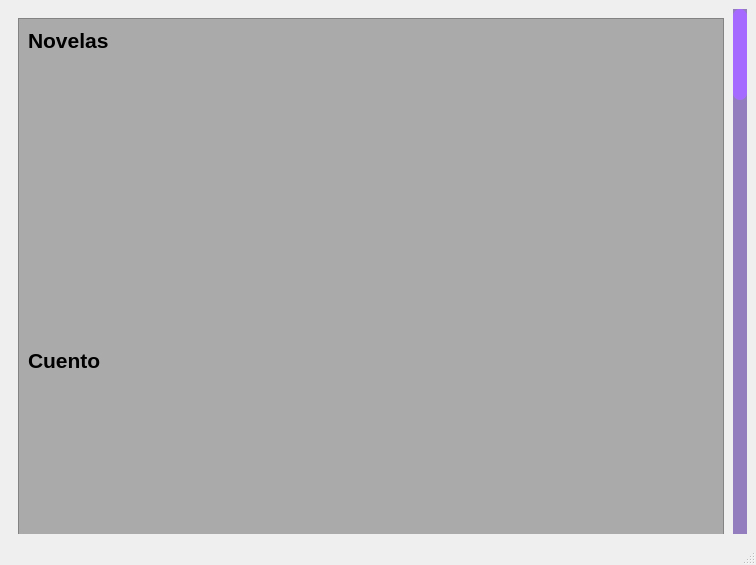
This is BIBLIOTECA_PROY/assets/aver.ui in mixano611/PROYECTO_PRG_POO_PY as Qt 5 draws it before an edit. The edited form follows.
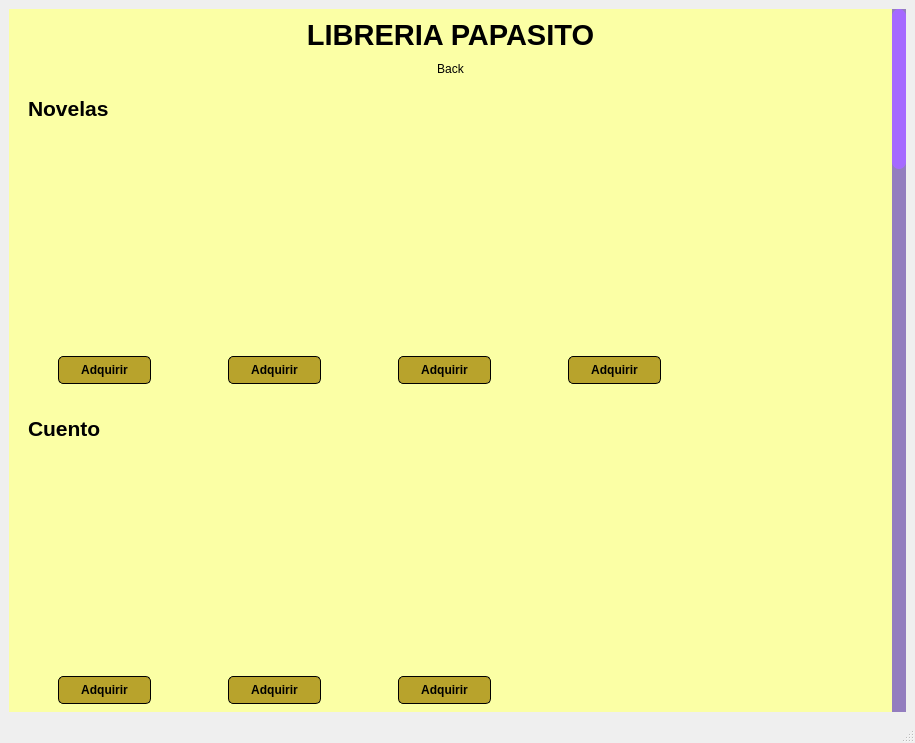
This is the edited form. Icons and pictures are not drawn.

What changed in the file:
```diff
--- a/BIBLIOTECA_PROY/assets/aver.ui
+++ b/BIBLIOTECA_PROY/assets/aver.ui
@@ -6,8 +6,8 @@
    <rect>
     <x>0</x>
     <y>0</y>
-    <width>756</width>
-    <height>565</height>
+    <width>915</width>
+    <height>743</height>
    </rect>
   </property>
   <property name="windowTitle">
@@ -73,7 +73,9 @@
     <item>
      <widget class="QScrollArea" name="scrollArea">
       <property name="styleSheet">
-       <string notr="true"/>
+       <string notr="true">background-color:rgb(251, 255, 165);
+
+</string>
       </property>
       <property name="frameShape">
        <enum>QFrame::NoFrame</enum>
@@ -89,11 +91,44 @@
         <rect>
          <x>0</x>
          <y>0</y>
-         <width>724</width>
-         <height>3018</height>
+         <width>883</width>
+         <height>3103</height>
         </rect>
        </property>
        <layout class="QVBoxLayout" name="verticalLayout_2">
+        <item>
+         <widget class="QLabel" name="label_41">
+          <property name="font">
+           <font>
+            <pointsize>22</pointsize>
+            <weight>75</weight>
+            <bold>true</bold>
+           </font>
+          </property>
+          <property name="text">
+           <string>LIBRERIA PAPASITO</string>
+          </property>
+          <property name="alignment">
+           <set>Qt::AlignCenter</set>
+          </property>
+         </widget>
+        </item>
+        <item>
+         <widget class="QPushButton" name="BntVolver">
+          <property name="layoutDirection">
+           <enum>Qt::LeftToRight</enum>
+          </property>
+          <property name="text">
+           <string>Back</string>
+          </property>
+          <property name="default">
+           <bool>false</bool>
+          </property>
+          <property name="flat">
+           <bool>true</bool>
+          </property>
+         </widget>
+        </item>
         <item>
          <widget class="QFrame" name="frame">
           <property name="minimumSize">
@@ -106,13 +141,15 @@
            <bool>false</bool>
           </property>
           <property name="styleSheet">
-           <string notr="true">background-color:rgb(170, 170, 170)</string>
+           <string notr="true">background-color:rgb(251, 255, 165);
+
+</string>
           </property>
           <property name="frameShape">
-           <enum>QFrame::StyledPanel</enum>
+           <enum>QFrame::NoFrame</enum>
           </property>
           <property name="frameShadow">
-           <enum>QFrame::Raised</enum>
+           <enum>QFrame::Sunken</enum>
           </property>
           <widget class="QLabel" name="label_14">
            <property name="geometry">
@@ -139,7 +176,7 @@
             <rect>
              <x>10</x>
              <y>330</y>
-             <width>83</width>
+             <width>131</width>
              <height>25</height>
             </rect>
            </property>
@@ -443,7 +480,7 @@
             <rect>
              <x>10</x>
              <y>10</y>
-             <width>83</width>
+             <width>151</width>
              <height>25</height>
             </rect>
            </property>
@@ -546,6 +583,406 @@
             <number>0</number>
            </property>
           </widget>
+          <widget class="QPushButton" name="pushButton">
+           <property name="geometry">
+            <rect>
+             <x>40</x>
+             <y>270</y>
+             <width>93</width>
+             <height>28</height>
+            </rect>
+           </property>
+           <property name="font">
+            <font>
+             <pointsize>9</pointsize>
+             <weight>75</weight>
+             <bold>true</bold>
+            </font>
+           </property>
+           <property name="styleSheet">
+            <string notr="true">border: 1px solid black;
+border-radius: 5px;
+background-color:rgb(184, 163, 44)</string>
+           </property>
+           <property name="text">
+            <string>Adquirir</string>
+           </property>
+          </widget>
+          <widget class="QPushButton" name="pushButton_2">
+           <property name="geometry">
+            <rect>
+             <x>550</x>
+             <y>270</y>
+             <width>93</width>
+             <height>28</height>
+            </rect>
+           </property>
+           <property name="font">
+            <font>
+             <pointsize>9</pointsize>
+             <weight>75</weight>
+             <bold>true</bold>
+            </font>
+           </property>
+           <property name="styleSheet">
+            <string notr="true">border: 1px solid black;
+border-radius: 5px;
+background-color:rgb(184, 163, 44)</string>
+           </property>
+           <property name="text">
+            <string>Adquirir</string>
+           </property>
+          </widget>
+          <widget class="QPushButton" name="pushButton_3">
+           <property name="geometry">
+            <rect>
+             <x>210</x>
+             <y>270</y>
+             <width>93</width>
+             <height>28</height>
+            </rect>
+           </property>
+           <property name="font">
+            <font>
+             <pointsize>9</pointsize>
+             <weight>75</weight>
+             <bold>true</bold>
+            </font>
+           </property>
+           <property name="styleSheet">
+            <string notr="true">border: 1px solid black;
+border-radius: 5px;
+background-color:rgb(184, 163, 44)</string>
+           </property>
+           <property name="text">
+            <string>Adquirir</string>
+           </property>
+          </widget>
+          <widget class="QPushButton" name="pushButton_4">
+           <property name="geometry">
+            <rect>
+             <x>380</x>
+             <y>270</y>
+             <width>93</width>
+             <height>28</height>
+            </rect>
+           </property>
+           <property name="font">
+            <font>
+             <pointsize>9</pointsize>
+             <weight>75</weight>
+             <bold>true</bold>
+            </font>
+           </property>
+           <property name="styleSheet">
+            <string notr="true">border: 1px solid black;
+border-radius: 5px;
+background-color:rgb(184, 163, 44)</string>
+           </property>
+           <property name="text">
+            <string>Adquirir</string>
+           </property>
+          </widget>
+          <widget class="QPushButton" name="pushButton_9">
+           <property name="geometry">
+            <rect>
+             <x>40</x>
+             <y>590</y>
+             <width>93</width>
+             <height>28</height>
+            </rect>
+           </property>
+           <property name="font">
+            <font>
+             <pointsize>9</pointsize>
+             <weight>75</weight>
+             <bold>true</bold>
+            </font>
+           </property>
+           <property name="styleSheet">
+            <string notr="true">border: 1px solid black;
+border-radius: 5px;
+background-color:rgb(184, 163, 44)</string>
+           </property>
+           <property name="text">
+            <string>Adquirir</string>
+           </property>
+          </widget>
+          <widget class="QPushButton" name="pushButton_11">
+           <property name="geometry">
+            <rect>
+             <x>210</x>
+             <y>590</y>
+             <width>93</width>
+             <height>28</height>
+            </rect>
+           </property>
+           <property name="font">
+            <font>
+             <pointsize>9</pointsize>
+             <weight>75</weight>
+             <bold>true</bold>
+            </font>
+           </property>
+           <property name="styleSheet">
+            <string notr="true">border: 1px solid black;
+border-radius: 5px;
+background-color:rgb(184, 163, 44)</string>
+           </property>
+           <property name="text">
+            <string>Adquirir</string>
+           </property>
+          </widget>
+          <widget class="QPushButton" name="pushButton_12">
+           <property name="geometry">
+            <rect>
+             <x>380</x>
+             <y>590</y>
+             <width>93</width>
+             <height>28</height>
+            </rect>
+           </property>
+           <property name="font">
+            <font>
+             <pointsize>9</pointsize>
+             <weight>75</weight>
+             <bold>true</bold>
+            </font>
+           </property>
+           <property name="styleSheet">
+            <string notr="true">border: 1px solid black;
+border-radius: 5px;
+background-color:rgb(184, 163, 44)</string>
+           </property>
+           <property name="text">
+            <string>Adquirir</string>
+           </property>
+          </widget>
+          <widget class="QPushButton" name="pushButton_10">
+           <property name="geometry">
+            <rect>
+             <x>40</x>
+             <y>910</y>
+             <width>93</width>
+             <height>28</height>
+            </rect>
+           </property>
+           <property name="font">
+            <font>
+             <pointsize>9</pointsize>
+             <weight>75</weight>
+             <bold>true</bold>
+            </font>
+           </property>
+           <property name="styleSheet">
+            <string notr="true">border: 1px solid black;
+border-radius: 5px;
+background-color:rgb(184, 163, 44)</string>
+           </property>
+           <property name="text">
+            <string>Adquirir</string>
+           </property>
+          </widget>
+          <widget class="QPushButton" name="pushButton_13">
+           <property name="geometry">
+            <rect>
+             <x>210</x>
+             <y>910</y>
+             <width>93</width>
+             <height>28</height>
+            </rect>
+           </property>
+           <property name="font">
+            <font>
+             <pointsize>9</pointsize>
+             <weight>75</weight>
+             <bold>true</bold>
+            </font>
+           </property>
+           <property name="styleSheet">
+            <string notr="true">border: 1px solid black;
+border-radius: 5px;
+background-color:rgb(184, 163, 44)</string>
+           </property>
+           <property name="text">
+            <string>Adquirir</string>
+           </property>
+          </widget>
+          <widget class="QPushButton" name="pushButton_14">
+           <property name="geometry">
+            <rect>
+             <x>30</x>
+             <y>1230</y>
+             <width>93</width>
+             <height>28</height>
+            </rect>
+           </property>
+           <property name="font">
+            <font>
+             <pointsize>9</pointsize>
+             <weight>75</weight>
+             <bold>true</bold>
+            </font>
+           </property>
+           <property name="styleSheet">
+            <string notr="true">border: 1px solid black;
+border-radius: 5px;
+background-color:rgb(184, 163, 44)</string>
+           </property>
+           <property name="text">
+            <string>Adquirir</string>
+           </property>
+          </widget>
+          <widget class="QPushButton" name="pushButton_15">
+           <property name="geometry">
+            <rect>
+             <x>540</x>
+             <y>1230</y>
+             <width>93</width>
+             <height>28</height>
+            </rect>
+           </property>
+           <property name="font">
+            <font>
+             <pointsize>9</pointsize>
+             <weight>75</weight>
+             <bold>true</bold>
+            </font>
+           </property>
+           <property name="styleSheet">
+            <string notr="true">border: 1px solid black;
+border-radius: 5px;
+background-color:rgb(184, 163, 44)</string>
+           </property>
+           <property name="text">
+            <string>Adquirir</string>
+           </property>
+          </widget>
+          <widget class="QPushButton" name="pushButton_16">
+           <property name="geometry">
+            <rect>
+             <x>200</x>
+             <y>1230</y>
+             <width>93</width>
+             <height>28</height>
+            </rect>
+           </property>
+           <property name="font">
+            <font>
+             <pointsize>9</pointsize>
+             <weight>75</weight>
+             <bold>true</bold>
+            </font>
+           </property>
+           <property name="styleSheet">
+            <string notr="true">border: 1px solid black;
+border-radius: 5px;
+background-color:rgb(184, 163, 44)</string>
+           </property>
+           <property name="text">
+            <string>Adquirir</string>
+           </property>
+          </widget>
+          <widget class="QPushButton" name="pushButton_17">
+           <property name="geometry">
+            <rect>
+             <x>370</x>
+             <y>1230</y>
+             <width>93</width>
+             <height>28</height>
+            </rect>
+           </property>
+           <property name="font">
+            <font>
+             <pointsize>9</pointsize>
+             <weight>75</weight>
+             <bold>true</bold>
+            </font>
+           </property>
+           <property name="styleSheet">
+            <string notr="true">border: 1px solid black;
+border-radius: 5px;
+background-color:rgb(184, 163, 44)</string>
+           </property>
+           <property name="text">
+            <string>Adquirir</string>
+           </property>
+          </widget>
+          <widget class="QPushButton" name="pushButton_32">
+           <property name="geometry">
+            <rect>
+             <x>30</x>
+             <y>1530</y>
+             <width>93</width>
+             <height>28</height>
+            </rect>
+           </property>
+           <property name="font">
+            <font>
+             <pointsize>9</pointsize>
+             <weight>75</weight>
+             <bold>true</bold>
+            </font>
+           </property>
+           <property name="styleSheet">
+            <string notr="true">border: 1px solid black;
+border-radius: 5px;
+background-color:rgb(184, 163, 44)</string>
+           </property>
+           <property name="text">
+            <string>Adquirir</string>
+           </property>
+          </widget>
+          <widget class="QPushButton" name="pushButton_33">
+           <property name="geometry">
+            <rect>
+             <x>200</x>
+             <y>1530</y>
+             <width>93</width>
+             <height>28</height>
+            </rect>
+           </property>
+           <property name="font">
+            <font>
+             <pointsize>9</pointsize>
+             <weight>75</weight>
+             <bold>true</bold>
+            </font>
+           </property>
+           <property name="styleSheet">
+            <string notr="true">border: 1px solid black;
+border-radius: 5px;
+background-color:rgb(184, 163, 44)</string>
+           </property>
+           <property name="text">
+            <string>Adquirir</string>
+           </property>
+          </widget>
+          <widget class="QPushButton" name="pushButton_31">
+           <property name="geometry">
+            <rect>
+             <x>710</x>
+             <y>1230</y>
+             <width>93</width>
+             <height>28</height>
+            </rect>
+           </property>
+           <property name="font">
+            <font>
+             <pointsize>9</pointsize>
+             <weight>75</weight>
+             <bold>true</bold>
+            </font>
+           </property>
+           <property name="styleSheet">
+            <string notr="true">border: 1px solid black;
+border-radius: 5px;
+background-color:rgb(184, 163, 44)</string>
+           </property>
+           <property name="text">
+            <string>Adquirir</string>
+           </property>
+          </widget>
           <zorder>label_14</zorder>
           <zorder>label_6</zorder>
           <zorder>label_20</zorder>
```
Left out of the diff: 49 changed lines with no effect on the pictures.
